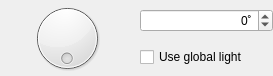
First picture: the form in libs/ui/layerstyles/wdgKisLayerStyleAngleSelector.ui, repository KDE/krita, before the edit.
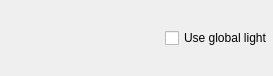
Second picture: the form after the edit. Custom widgets are drawn as their Qt base class.

Commit message: Change KisLayerStyleAngleSelector to use KisAngleSelector

Patch:
```diff
--- a/libs/ui/layerstyles/wdgKisLayerStyleAngleSelector.ui
+++ b/libs/ui/layerstyles/wdgKisLayerStyleAngleSelector.ui
@@ -24,53 +24,25 @@
     <number>0</number>
    </property>
    <item>
-    <widget class="QDial" name="dialAngle">
-     <property name="sizePolicy">
-      <sizepolicy hsizetype="Preferred" vsizetype="Preferred">
-       <horstretch>0</horstretch>
-       <verstretch>0</verstretch>
-      </sizepolicy>
+    <layout class="QHBoxLayout" name="horizontalLayout_2">
+     <property name="spacing">
+      <number>5</number>
      </property>
-     <property name="toolTip">
-      <string>Set the angle of the light source</string>
-     </property>
-     <property name="minimum">
-      <number>0</number>
-     </property>
-     <property name="maximum">
-      <number>360</number>
-     </property>
-     <property name="value">
-      <number>0</number>
-     </property>
-     <property name="invertedAppearance">
-      <bool>true</bool>
-     </property>
-     <property name="wrapping">
-      <bool>true</bool>
-     </property>
-    </widget>
-   </item>
-   <item>
-    <layout class="QVBoxLayout" name="verticalLayout">
      <item>
-      <widget class="KisIntParseSpinBox" name="intAngle">
-       <property name="wrapping">
-        <bool>true</bool>
+      <widget class="KisAngleSelector" name="angleSelector" native="true"/>
+     </item>
+     <item>
+      <spacer name="horizontalSpacer">
+       <property name="orientation">
+        <enum>Qt::Horizontal</enum>
        </property>
-       <property name="alignment">
-        <set>Qt::AlignRight|Qt::AlignTrailing|Qt::AlignVCenter</set>
+       <property name="sizeHint" stdset="0">
+        <size>
+         <width>40</width>
+         <height>20</height>
+        </size>
        </property>
-       <property name="suffix">
-        <string>˚</string>
-       </property>
-       <property name="minimum">
-        <number>-179</number>
-       </property>
-       <property name="maximum">
-        <number>180</number>
-       </property>
-      </widget>
+      </spacer>
      </item>
      <item>
       <widget class="QCheckBox" name="chkUseGlobalLight">
@@ -85,9 +57,10 @@
  </widget>
  <customwidgets>
   <customwidget>
-   <class>KisIntParseSpinBox</class>
-   <extends>QSpinBox</extends>
-   <header>kis_int_parse_spin_box.h</header>
+   <class>KisAngleSelector</class>
+   <extends>QWidget</extends>
+   <header location="global">KisAngleSelector.h</header>
+   <container>1</container>
   </customwidget>
  </customwidgets>
  <resources/>
```
The commit also changes 4 other files.
